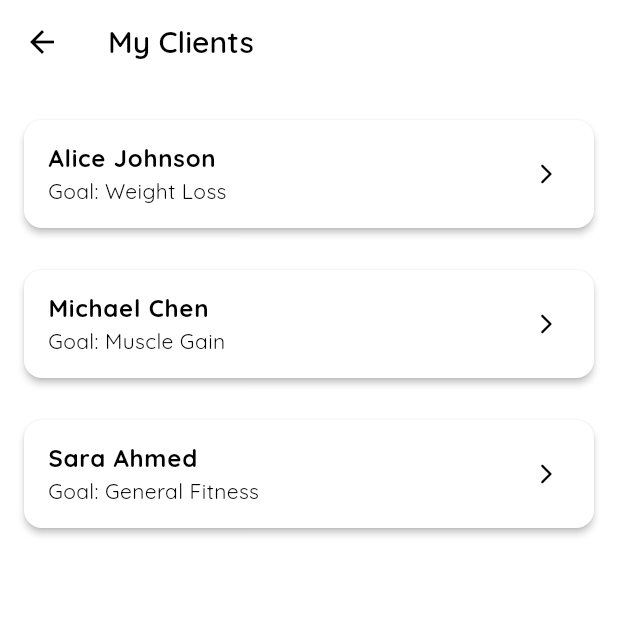
After one commit to lonnewolf120/athlytiq_sdp, a Flutter app: the MyClientsScreen screen opened directly, on a phone screen of 412 x 824 dp, the top half of it. The commit adds this screen. Run offline on Flutter 3.47's test engine with Material 3 defaults, Android fonts, the phone set to English and light mode, and no system bars; our stand-ins replace animated_notch_bottom_bar, cached_network_image, connectivity_plus, dio, equatable, file_picker and 15 more; missing offline and left inert: barcode_scan2, cloudinary_flutter, mapbox_maps_flutter; accounts and stored records are empty; project files that could hold a hidden picture were left out.

Commit message:
Update Latest

```diff
--- /dev/null
+++ b/fitnation/lib/Screens/Trainer/MyClientsScreen.dart
@@ -0,0 +1,47 @@
+import 'package:flutter/material.dart';
+
+class MyClientsScreen extends StatelessWidget {
+  const MyClientsScreen({super.key});
+
+  @override
+  Widget build(BuildContext context) {
+    final List<Map<String, String>> clients = [
+      {
+        'name': 'Alice Johnson',
+        'goal': 'Weight Loss',
+      },
+      {
+        'name': 'Michael Chen',
+        'goal': 'Muscle Gain',
+      },
+      {
+        'name': 'Sara Ahmed',
+        'goal': 'General Fitness',
+      },
+    ];
+
+    return Scaffold(
+      appBar: AppBar(
+        title: const Text('My Clients'),
+      ),
+      body: ListView.separated(
+        padding: const EdgeInsets.all(16),
+        itemCount: clients.length,
+        separatorBuilder: (_, __) => const SizedBox(height: 12),
+        itemBuilder: (context, index) {
+          final client = clients[index];
+          return Card(
+            child: ListTile(
+              title: Text(client['name'] ?? 'Client'),
+              subtitle: Text('Goal: ${client['goal'] ?? '-'}'),
+              trailing: const Icon(Icons.arrow_forward_ios_rounded, size: 16),
+              onTap: () {
+                // TODO: Navigate to client detail when available
+              },
+            ),
+          );
+        },
+      ),
+    );
+  }
+}
```
Also changed, not shown: fitnation/lib/Screens/Activities/WorkoutScreen.dart (+88 -0 lines).
